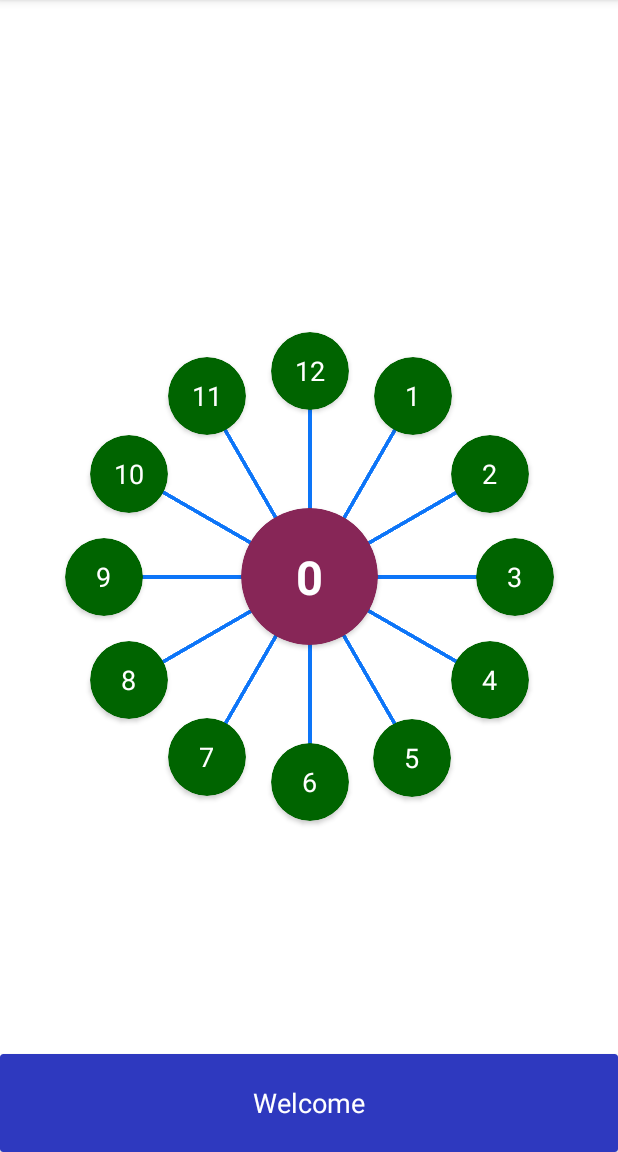
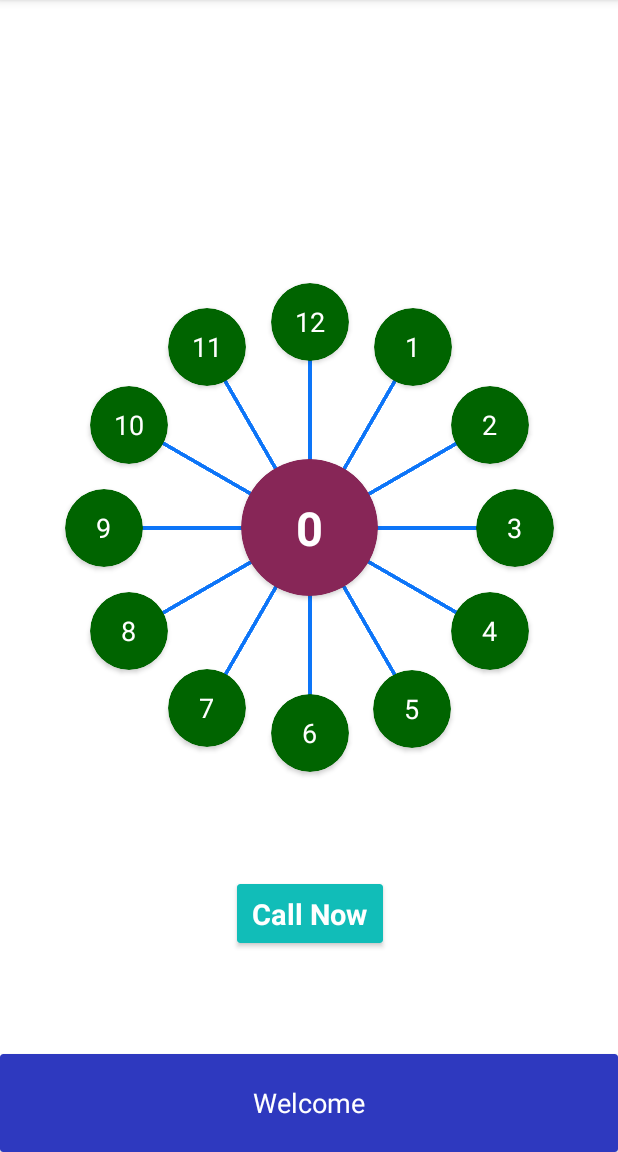
Before and after one commit to jamil-sagar/Hello-Ogroni, an Android app: the screen it shows after launch (MainActivity), on a phone screen of 412 x 824 dp, the part 84-1236 px from its top. Run offline under Robolectric (Android 15) with nearby library versions, the phone set to English and light mode, and no system bars; our stand-ins replace sdp/ssp sizes.

Commit message:
call fuction added

```diff
--- a/app/src/main/AndroidManifest.xml
+++ b/app/src/main/AndroidManifest.xml
@@ -27,10 +27,6 @@
             android:name=".MainActivity"
             android:exported="true"
             android:screenOrientation="portrait">
-            <intent-filter>
-                <action android:name="android.intent.action.MAIN" />
-                <category android:name="android.intent.category.LAUNCHER" />
-            </intent-filter>
         </activity>
     </application>
 
--- a/app/src/main/java/com/hello/ogroni/com/MainActivity.java
+++ b/app/src/main/java/com/hello/ogroni/com/MainActivity.java
@@ -2,6 +2,8 @@ package com.hello.ogroni.com;
 
 import androidx.appcompat.app.AppCompatActivity;
 
+import android.content.Intent;
+import android.net.Uri;
 import android.os.Bundle;
 import android.view.View;
 
@@ -36,10 +38,12 @@ public class MainActivity extends AppCompatActivity {
         list.add("Twelfth position");
     }
 
-//    public void runOne(View view) {
-//        binding.middleNumber.setText("1");
-//        binding.footerTxt.setText(list.get(0));
-//    }
+    /*
+    public void runOne(View view) {
+        binding.middleNumber.setText("1");
+        binding.footerTxt.setText(list.get(0));
+    }
+    */
 
 
     public void runOne(View view) {
@@ -113,4 +117,9 @@ public class MainActivity extends AppCompatActivity {
         binding.middleNumber.setText(twelvePos);
         binding.footerTxt.setText(list.get(11));
     }
+
+    public void CallNow(View view) {
+        Intent intent = new Intent(Intent.ACTION_DIAL, Uri.fromParts("tel", binding.middleNumber.getText().toString(), null));
+        startActivity(intent);
+    }
 }
--- a/app/src/main/res/layout/activity_main.xml
+++ b/app/src/main/res/layout/activity_main.xml
@@ -14,20 +14,20 @@
         android:layout_height="@dimen/_70sdp"
         app:cardBackgroundColor="#872657"
         app:cardCornerRadius="@dimen/_40sdp"
-        app:layout_constraintBottom_toBottomOf="parent"
+        app:layout_constraintBottom_toTopOf="@+id/cardView13"
         app:layout_constraintEnd_toEndOf="parent"
         app:layout_constraintStart_toStartOf="parent"
-        app:layout_constraintTop_toTopOf="parent" >
+        app:layout_constraintTop_toTopOf="parent">
 
         <TextView
             android:id="@+id/middle_number"
             android:layout_width="wrap_content"
             android:layout_height="wrap_content"
+            android:layout_gravity="center"
             android:text="0"
-            android:textStyle="bold"
+            android:textColor="@color/white"
             android:textSize="@dimen/_24sdp"
-            android:textColor="@color/white"
-            android:layout_gravity="center"/>
+            android:textStyle="bold" />
 
     </androidx.cardview.widget.CardView>
 
@@ -664,19 +664,48 @@
         app:layout_constraintTop_toTopOf="@+id/cardView12"
         />
 
+
     <androidx.cardview.widget.CardView
+        android:id="@+id/callnow"
+        android:layout_width="@dimen/_75sdp"
+        android:layout_height="@dimen/_30sdp"
+        android:onClick="CallNow"
+        app:cardBackgroundColor="#11BDB8"
+        app:layout_constraintBottom_toTopOf="@+id/cardView13"
+        app:layout_constraintEnd_toEndOf="@+id/cardView3"
+        app:layout_constraintStart_toStartOf="@+id/cardView9"
+        app:layout_constraintTop_toBottomOf="@+id/cardView6"
+        tools:ignore="TouchTargetSizeCheck,TouchTargetSizeCheck"
+        android:foreground="?android:attr/selectableItemBackgroundBorderless">
+
+        <TextView
+            android:layout_width="wrap_content"
+            android:layout_height="wrap_content"
+            android:layout_gravity="center"
+            android:text="Call Now"
+            android:textColor="#ffffff"
+            android:textSize="@dimen/_15sdp"
+            android:textStyle="bold">
+
+        </TextView>
+
+
+    </androidx.cardview.widget.CardView>
+
+    <androidx.cardview.widget.CardView
+        android:id="@+id/cardView13"
         android:layout_width="match_parent"
         android:layout_height="@dimen/_50sdp"
+        android:orientation="vertical"
         app:cardBackgroundColor="#2e39bf"
-        android:orientation="vertical"
-        app:layout_constraintBottom_toBottomOf="parent" >
+        app:layout_constraintBottom_toBottomOf="parent">
 
         <TextView
             android:id="@+id/footerTxt"
             android:layout_width="wrap_content"
             android:layout_height="wrap_content"
+            android:layout_gravity="center"
             android:text="Welcome"
-            android:layout_gravity="center"
             android:textColor="@color/white"
             android:textSize="@dimen/_14sdp" />
 
```
Also changed, not shown: app/src/main/res/layout/activity_splash.xml (+17 -3 lines), app/src/main/res/drawable/ogroni_logo_icon.png (added).
